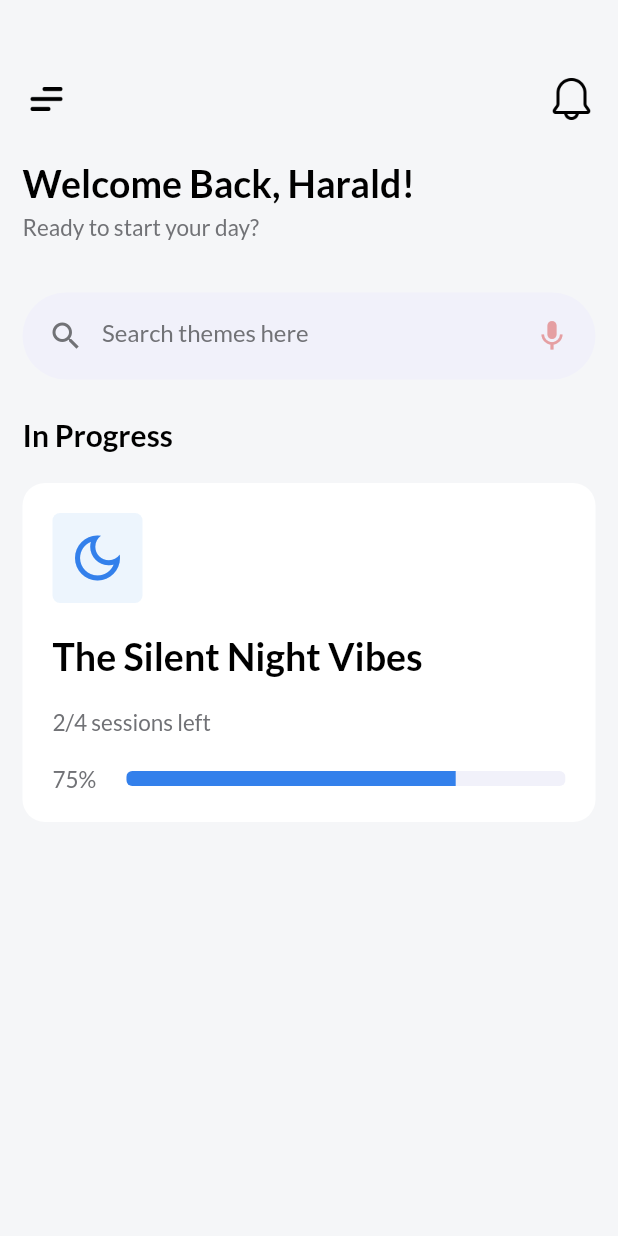
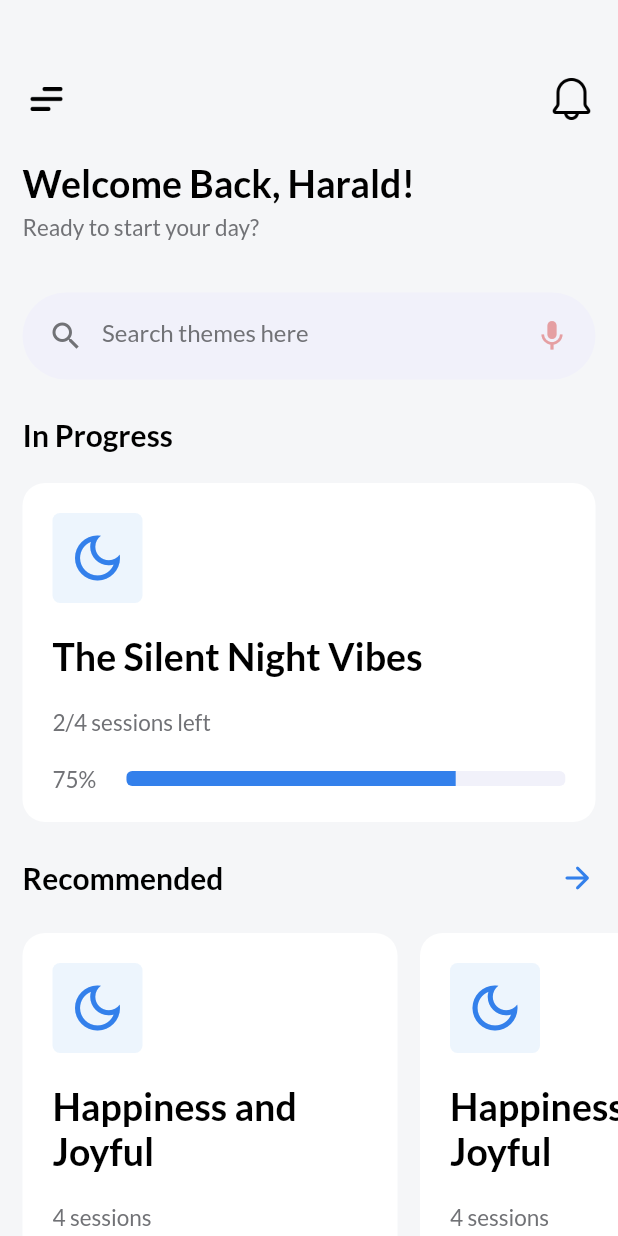
Before and after one commit to HenryUdorji/flutterMeditationUI, a Flutter app: the screen it shows after launch, on a phone screen of 412 x 824 dp. Run offline on Flutter 3.47's test engine with Material 2 defaults, Android fonts, the phone set to English and light mode, and no system bars.

Commit message:
RecommendedSection in progress

```diff
--- a/lib/main.dart
+++ b/lib/main.dart
@@ -1,5 +1,4 @@
 import 'package:flutter/material.dart';
-import 'package:flutter/services.dart';
 import 'colors.dart' as colors;
 
 void main() {
@@ -44,7 +43,9 @@ class _MyHomePageState extends State<MyHomePage> {
     // fast, so that you can just rebuild anything that needs updating rather
     // than having to individually change instances of widgets.
     return Scaffold(
-      body: Container(
+      body: SingleChildScrollView(
+        child: Container(
+          height: 900,
           padding: const EdgeInsets.only(top: 50),
           color: colors.Colors.backgroundColor,
           child: Column(
@@ -53,9 +54,109 @@ class _MyHomePageState extends State<MyHomePage> {
               SizedBox(height: 25,),
               WelcomeSection(),
               SizedBox(height: 25,),
-            InProgressSection()
+              InProgressSection(),
+              SizedBox(height: 25,),
+              RecommendedSection()
             ],
           ),
+        ),
+      ),
+    );
+  }
+}
+
+class RecommendedSection extends StatelessWidget {
+  const RecommendedSection({Key? key}) : super(key: key);
+
+  @override
+  Widget build(BuildContext context) {
+    return SizedBox(
+      height: 270,
+      child: Column(
+        children: [
+          Padding(
+            padding: const EdgeInsets.only(left: 15, right: 15),
+            child: Row(
+              mainAxisAlignment: MainAxisAlignment.spaceBetween,
+              children: [
+                const Text(
+                  'Recommended',
+                  style: TextStyle(
+                    color: Colors.black,
+                    fontWeight: FontWeight.bold,
+                    fontSize: 20,
+                  ),
+                ),
+                Icon(Icons.arrow_forward_rounded, color: colors.Colors.accentColor,)
+              ],
+            ),
+          ),
+          const SizedBox(height: 25,),
+          Expanded(
+            child: ListView(
+              padding: const EdgeInsets.only(left: 15, right: 15),
+              scrollDirection: Axis.horizontal,
+              shrinkWrap: true,
+              children: const [
+                RecommendedItemCard(),
+                SizedBox(width: 15,),
+                RecommendedItemCard(),
+                SizedBox(width: 15,),
+                RecommendedItemCard(),
+              ],
+            ),
+          )
+        ],
+      ),
+    );
+  }
+}
+
+class RecommendedItemCard extends StatelessWidget {
+  const RecommendedItemCard({Key? key}) : super(key: key);
+
+  @override
+  Widget build(BuildContext context) {
+    return Container(
+      width: 250,
+      padding: const EdgeInsets.all(20),
+      decoration: BoxDecoration(
+        color: Colors.white,
+        borderRadius: BorderRadius.circular(15),
+      ),
+      child: Column(
+        crossAxisAlignment: CrossAxisAlignment.start,
+        children: [
+          Container(
+            decoration: BoxDecoration(
+                color: colors.Colors.iconBackgroundColor,
+                borderRadius: BorderRadius.circular(5)),
+            padding: const EdgeInsets.all(10),
+            child: Icon(
+              Icons.dark_mode_outlined,
+              color: colors.Colors.accentColor,
+              size: 40,
+            ),
+          ),
+          const SizedBox(height: 20,),
+          const Text(
+            'Happiness and Joyful',
+            style: TextStyle(
+              color: Colors.black,
+              fontWeight: FontWeight.bold,
+              fontSize: 25,
+            ),
+          ),
+          const SizedBox(height: 20,),
+          Text(
+            '4 sessions',
+            style: TextStyle(
+              color: colors.Colors.secondaryTextColor,
+              fontWeight: FontWeight.normal,
+              fontSize: 15,
+            ),
+          ),
+        ],
       ),
     );
   }
@@ -81,7 +182,6 @@ class InProgressSection extends StatelessWidget {
           ),
           const SizedBox(height: 20,),
           Container(
-            //width: double.infinity,
             padding: const EdgeInsets.all(20),
             decoration: BoxDecoration(
               color: Colors.white,
```
Lines whose indentation alone changed are shown as unchanged.
